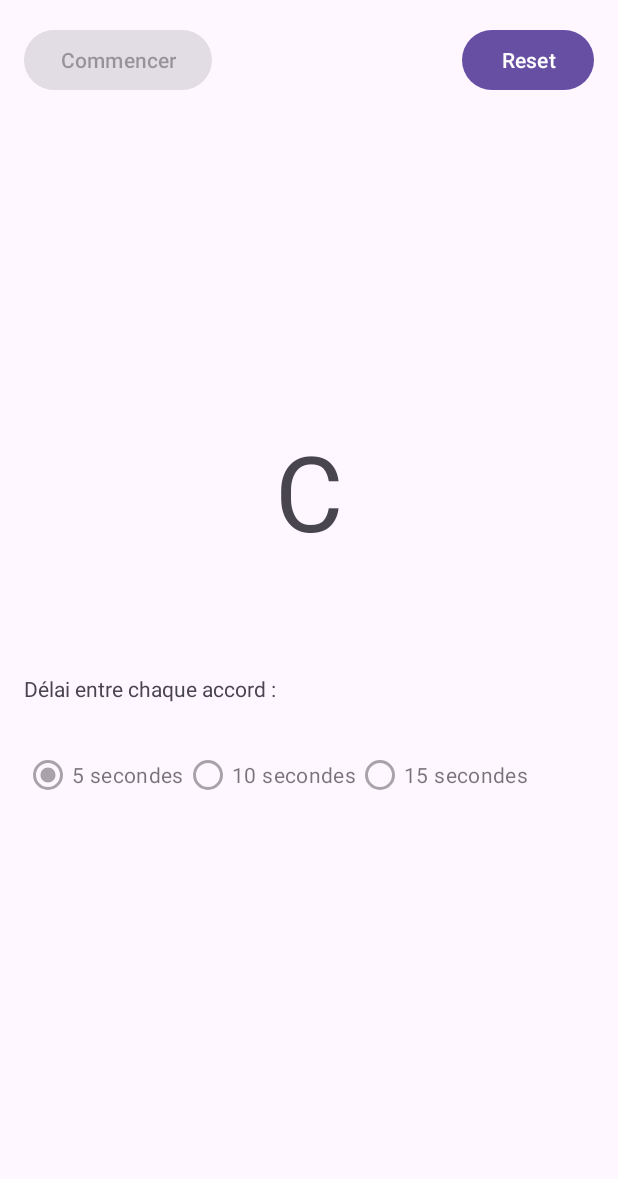
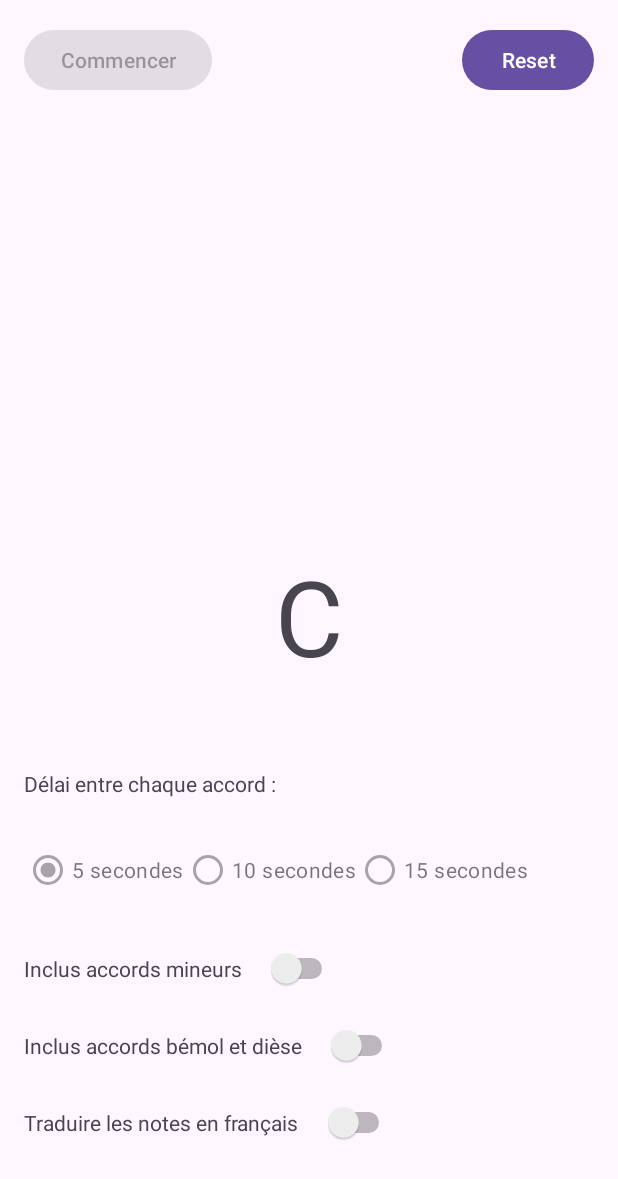
Before and after one commit to GodWindows/PianoChords, an Android app: the screen it shows after launch (MainActivity), after a tap on "Commencer", on a phone screen of 412 x 824 dp. Shown: the top 1179 px of the screen. Run offline under Robolectric (Android 15) with nearby library versions, the phone set to English and light mode, and no system bars.

Commit message:
Added the switches to the layout to include flat & sharp and/or minors chords among the swiping chords

```diff
--- a/app/src/main/java/com/godwindows/pianochords/Chord.java
+++ b/app/src/main/java/com/godwindows/pianochords/Chord.java
@@ -67,42 +67,48 @@ public enum Chord {
         return isSharp;
     }
 
-    public static ArrayList<Chord> getAllChords(){
+    public static ArrayList<Chord> getChords(boolean withMinors, boolean withFlatAndSharp){
         ArrayList<Chord> allChords = new ArrayList<>();
         allChords.add(C_MAJOR);
-        allChords.add(C_MINOR);
-        allChords.add(C_MAJOR_SHARP);
-        allChords.add(C_MINOR_SHARP);
-        allChords.add(D_MAJOR_FLAT);
-        allChords.add(D_MINOR_FLAT);
         allChords.add(D_MAJOR);
-        allChords.add(D_MINOR);
-        allChords.add(D_MAJOR_SHARP);
-        allChords.add(D_MINOR_SHARP);
-        allChords.add(E_MAJOR_FLAT);
-        allChords.add(E_MINOR_FLAT);
         allChords.add(E_MAJOR);
-        allChords.add(E_MINOR);
         allChords.add(F_MAJOR);
-        allChords.add(F_MINOR);
-        allChords.add(F_MAJOR_SHARP);
-        allChords.add(F_MINOR_SHARP);
-        allChords.add(G_MAJOR_FLAT);
-        allChords.add(G_MINOR_FLAT);
         allChords.add(G_MAJOR);
-        allChords.add(G_MINOR);
-        allChords.add(G_MINOR_SHARP);
-        allChords.add(G_MAJOR_SHARP);
-        allChords.add(A_MINOR_FLAT);
-        allChords.add(A_MAJOR_FLAT);
         allChords.add(A_MAJOR);
-        allChords.add(A_MINOR);
-        allChords.add(A_MAJOR_SHARP);
-        allChords.add(A_MINOR_SHARP);
-        allChords.add(B_MAJOR_FLAT);
-        allChords.add(B_MINOR_FLAT);
         allChords.add(B_MAJOR);
-        allChords.add(B_MINOR);
+        if (withMinors && withFlatAndSharp){
+            allChords.add(C_MINOR_SHARP);
+            allChords.add(D_MINOR_FLAT);
+            allChords.add(E_MINOR_FLAT);
+            allChords.add(D_MINOR_SHARP);
+            allChords.add(F_MINOR_SHARP);
+            allChords.add(G_MINOR_FLAT);
+            allChords.add(A_MINOR_FLAT);
+            allChords.add(G_MINOR_SHARP);
+            allChords.add(A_MINOR_SHARP);
+            allChords.add(B_MINOR_FLAT);
+        }
+        if (withMinors){
+            allChords.add(C_MINOR);
+            allChords.add(D_MINOR);
+            allChords.add(E_MINOR);
+            allChords.add(G_MINOR);
+            allChords.add(F_MINOR);
+            allChords.add(A_MINOR);
+            allChords.add(B_MINOR);
+        }
+        if (withFlatAndSharp){
+            allChords.add(C_MAJOR_SHARP);
+            allChords.add(D_MAJOR_FLAT);
+            allChords.add(D_MAJOR_SHARP);
+            allChords.add(E_MAJOR_FLAT);
+            allChords.add(F_MAJOR_SHARP);
+            allChords.add(G_MAJOR_FLAT);
+            allChords.add(G_MAJOR_SHARP);
+            allChords.add(A_MAJOR_FLAT);
+            allChords.add(A_MAJOR_SHARP);
+            allChords.add(B_MAJOR_FLAT);
+        }
         return allChords;
     }
 }
--- a/app/src/main/java/com/godwindows/pianochords/MainActivity.java
+++ b/app/src/main/java/com/godwindows/pianochords/MainActivity.java
@@ -18,6 +18,8 @@ import android.widget.TextView;
 import android.widget.Toast;
 
 import androidx.appcompat.app.AppCompatActivity;
+
+import java.util.ArrayList;
 
 public class MainActivity extends AppCompatActivity {
     private TextView chordText;
@@ -50,18 +52,19 @@ public class MainActivity extends AppCompatActivity {
 
     protected void swipeChords(int timeGap){
         Handler myHandler = new Handler(Looper.getMainLooper());
-        chordText.setText(chordToText(Chord.getAllChords().get(0)));
+        ArrayList<Chord> chords = Chord.getChords(true, true);
+        chordText.setText(chordToText(chords.get(0)));
         final int[] i={1};
         myHandler.postDelayed(
                 new Runnable() {
                     @Override
                     public void run() {
-                        if (i[0] < Chord.getAllChords().size() && running[0]) {
-                            chordText.setText(chordToText(Chord.getAllChords().get(i[0])));
+                        if (i[0] < chords.size() && running[0]) {
+                            chordText.setText(chordToText(chords.get(i[0])));
                             i[0]++;
                             myHandler.postDelayed(this, timeGap);
-                        }
-                        if (i[0]==Chord.getAllChords().size()){ // TODO: Le défilement n'affiche pas le dernier élément
+                        }// TODO: Le défilement n'affiche pas le dernier élément
+                        if (i[0]==chords.size()){
                             resetButton.callOnClick();
                         }
                     }
@@ -100,6 +103,7 @@ public class MainActivity extends AppCompatActivity {
                     }
                 }
         );
+        resetButton.setEnabled(false);
 
 
         secondsRadioGroup.setOnCheckedChangeListener(new RadioGroup.OnCheckedChangeListener()
--- a/app/src/main/res/layout/activity_main.xml
+++ b/app/src/main/res/layout/activity_main.xml
@@ -21,13 +21,12 @@
                 android:layout_height="match_parent">
 
 
+
                 <TextView
                     android:id="@+id/chordText"
                     android:layout_width="wrap_content"
                     android:layout_height="wrap_content"
-                    android:layout_marginTop="50dp"
-                    android:text=""
-                    app:layout_constraintBottom_toBottomOf="parent"
+                    android:layout_marginTop="300dp"
                     app:layout_constraintEnd_toEndOf="parent"
                     app:layout_constraintStart_toStartOf="parent"
                     app:layout_constraintTop_toBottomOf="@+id/startButton" />
@@ -52,12 +51,13 @@
                     app:layout_constraintEnd_toEndOf="parent"
                     app:layout_constraintTop_toTopOf="parent" />
 
+
                 <TextView
                     android:id="@+id/delayTitle"
                     android:layout_width="wrap_content"
                     android:layout_height="wrap_content"
                     android:layout_marginStart="16dp"
-                    android:layout_marginTop="75dp"
+                    android:layout_marginTop="55dp"
                     android:text="@string/delayTitle"
                     app:layout_constraintStart_toStartOf="parent"
                     app:layout_constraintTop_toBottomOf="@+id/chordText" />
@@ -91,11 +91,70 @@
                         android:text="@string/thirdValue" />
                 </RadioGroup>
 
+
+                <TextView
+                    android:id="@+id/textView6"
+                    android:layout_width="wrap_content"
+                    android:layout_height="wrap_content"
+                    android:layout_marginStart="16dp"
+                    android:layout_marginTop="32dp"
+                    android:text="@string/includeMinorsTitle"
+                    app:layout_constraintStart_toStartOf="parent"
+                    app:layout_constraintTop_toBottomOf="@+id/radioGroup" />
+
+
+                <TextView
+                    android:id="@+id/textView7"
+                    android:layout_width="wrap_content"
+                    android:layout_height="wrap_content"
+                    android:layout_marginStart="16dp"
+                    android:layout_marginTop="32dp"
+                    android:text="@string/includeFlatAndSharpTitle"
+                    app:layout_constraintStart_toStartOf="parent"
+                    app:layout_constraintTop_toBottomOf="@+id/textView6" />
+
+
+                <TextView
+                    android:id="@+id/textView8"
+                    android:layout_width="wrap_content"
+                    android:layout_height="wrap_content"
+                    android:layout_marginStart="16dp"
+                    android:layout_marginTop="32dp"
+                    android:text="@string/traductionTitle"
+                    app:layout_constraintStart_toStartOf="parent"
+                    app:layout_constraintTop_toBottomOf="@+id/textView7" />
+
+                <Switch
+                    android:id="@+id/minorSwitch1"
+                    android:layout_width="wrap_content"
+                    android:layout_height="wrap_content"
+                    android:layout_marginStart="16dp"
+                    android:layout_marginTop="28dp"
+                    app:layout_constraintStart_toEndOf="@+id/textView6"
+                    app:layout_constraintTop_toBottomOf="@+id/radioGroup" />
+
+                <Switch
+                    android:id="@+id/flatAndSharpSwitch"
+                    android:layout_width="wrap_content"
+                    android:layout_height="wrap_content"
+                    android:layout_marginStart="16dp"
+                    android:layout_marginTop="28dp"
+                    app:layout_constraintStart_toEndOf="@+id/textView7"
+                    app:layout_constraintTop_toBottomOf="@+id/textView6" />
+
+                <Switch
+                    android:id="@+id/traductionSwitch"
+                    android:layout_width="wrap_content"
+                    android:layout_height="wrap_content"
+                    android:layout_marginStart="16dp"
+                    android:layout_marginTop="28dp"
+                    app:layout_constraintStart_toEndOf="@+id/textView8"
+                    app:layout_constraintTop_toBottomOf="@+id/textView7" />
+
+
             </androidx.constraintlayout.widget.ConstraintLayout>
         </LinearLayout>
     </ScrollView>
 
 
-
-
 </androidx.constraintlayout.widget.ConstraintLayout>
--- a/app/src/main/res/values/strings.xml
+++ b/app/src/main/res/values/strings.xml
@@ -6,4 +6,7 @@
     <string name="firstValue">5 secondes </string>
     <string name="secondValue">10 secondes </string>
     <string name="thirdValue">15 secondes </string>
+    <string name="includeMinorsTitle">Inclus accords mineurs </string>
+    <string name="includeFlatAndSharpTitle">Inclus accords bémol et dièse </string>
+    <string name="traductionTitle">Traduire les notes en français</string>
 </resources>
```
